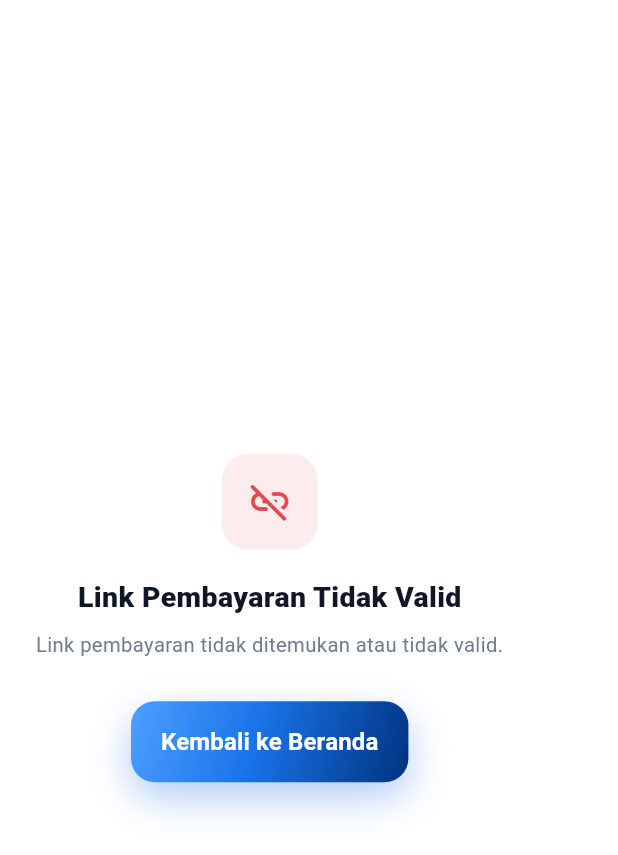
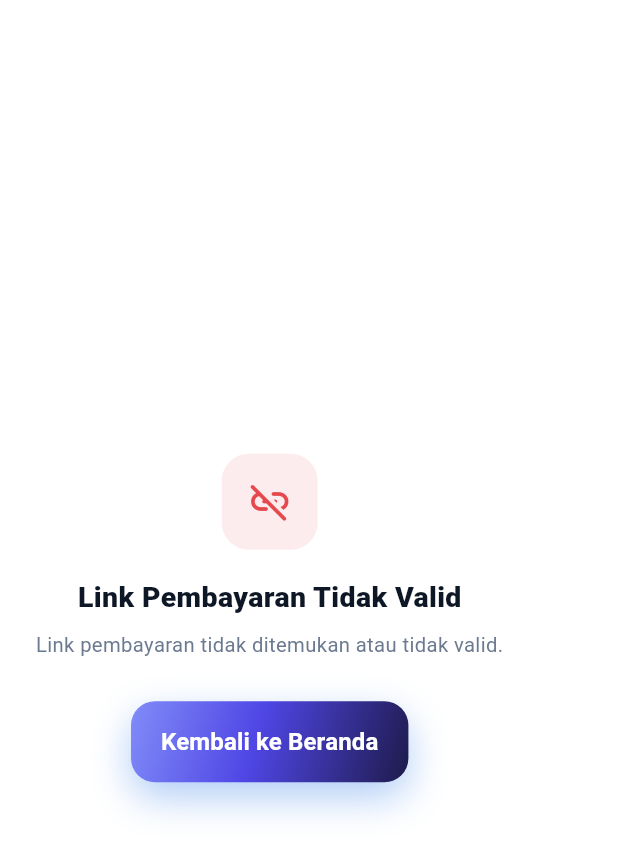
Before and after one commit to Felannn/wallet-ku, a Flutter app: the PaymentDeeplinkPage screen opened by its route, on a phone screen of 412 x 824 dp. Shown: the top 855 px of the screen. Run offline on Flutter 3.47's test engine with Material 3 defaults, Android fonts, the phone set to English and light mode, and no system bars; our stand-ins replace app_links, dio, equatable, firebase_auth, firebase_core, flutter_bloc and 7 more; missing offline and left inert: mobile_scanner; accounts and stored records are empty; network calls fail; Roboto replaces fonts that are missing (PlusJakartaSans).

Commit message:
feat : merubah warna biru sedikit berbeda dengan biru awal aplikasi

```diff
--- a/lib/core/theme/app_colors.dart
+++ b/lib/core/theme/app_colors.dart
@@ -1,13 +1,13 @@
 import 'package:flutter/material.dart';
 
 class AppColors {
-  // Primary Blue Gradient
-  static const Color primary = Color(0xFF1A73E8);
-  static const Color primaryLight = Color(0xFF4D9FFF);
-  static const Color primaryDark = Color(0xFF0052CC);
-  static const Color primaryDeep = Color(0xFF003380);
-  static const Color primarySurface = Color(0xFFE8F1FD);
-  static const Color primaryBorder = Color(0xFFB8D0F7);
+  // Primary Indigo-Purple Gradient (Premium Theme)
+  static const Color primary = Color(0xFF4F46E5);
+  static const Color primaryLight = Color(0xFF818CF8);
+  static const Color primaryDark = Color(0xFF3730A3);
+  static const Color primaryDeep = Color(0xFF1E1B4B);
+  static const Color primarySurface = Color(0xFFEEF2FF);
+  static const Color primaryBorder = Color(0xFFC7D2FE);
 
   // Semantic
   static const Color green = Color(0xFF16A571);
@@ -42,7 +42,7 @@ class AppColors {
     begin: Alignment.topLeft,
     end: Alignment.bottomRight,
     stops: [0.0, 0.5, 1.0],
-    colors: [Color(0xFF4D9FFF), Color(0xFF1A73E8), Color(0xFF003380)],
+    colors: [primaryLight, primary, primaryDeep],
   );
 
   // Shadows
```
